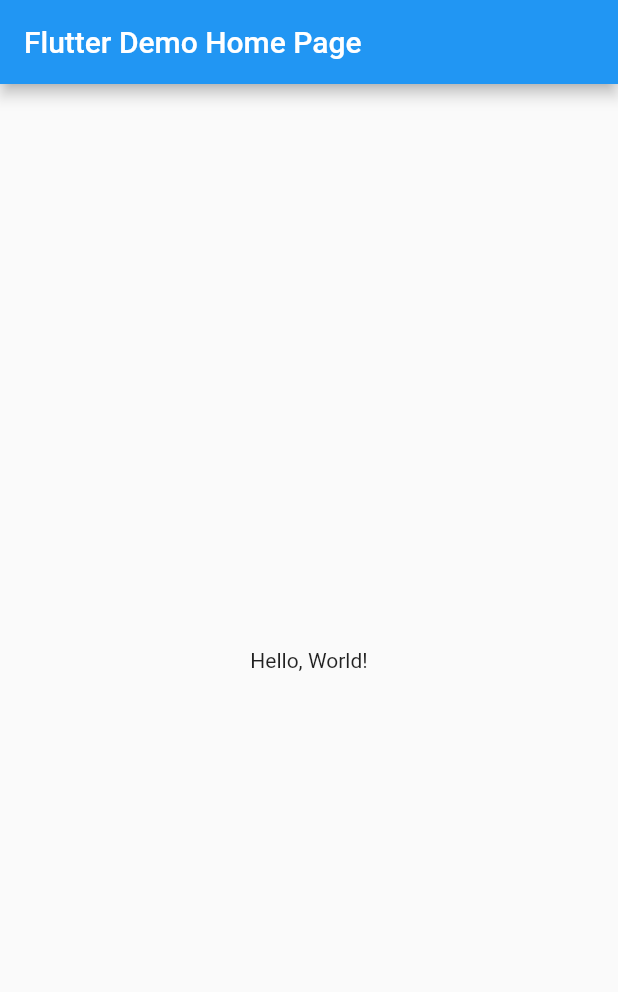
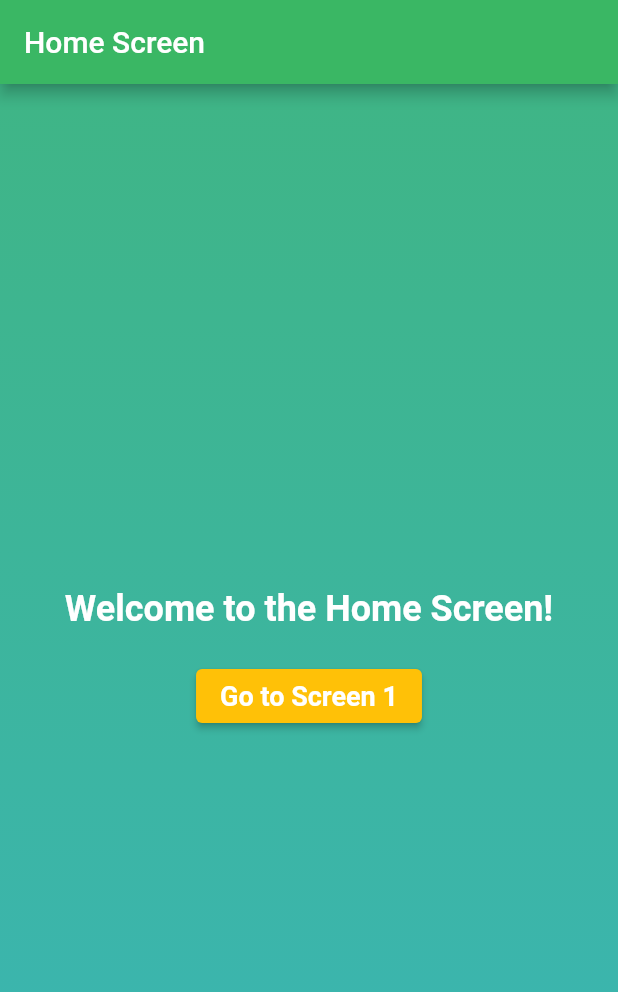
Before and after one commit to Mukhammadjon2002/Homework3, a Flutter app: the screen it shows after launch, on a phone screen of 412 x 824 dp. Shown: the top 992 px of the screen. Run offline on Flutter 3.47's test engine with Material 2 defaults, Android fonts, the phone set to English and light mode, and no system bars.

Commit message:
Update main.dart

```diff
--- a/lib/main.dart
+++ b/lib/main.dart
@@ -1,42 +1,150 @@
 import 'package:flutter/material.dart';
 
-void main() => runApp(MyApp());
+void main() {
+  runApp(MyApp());
+}
 
 class MyApp extends StatelessWidget {
-  const MyApp({super.key});
-  // This widget is the root of your application.
   @override
   Widget build(BuildContext context) {
     return MaterialApp(
-      // Application name
-      title: 'Flutter Hello World',
-      // Application theme data, you can set the colors for the application as
-      // you want
-      theme: ThemeData(
-        primarySwatch: Colors.blue,
-      ),
-      // A widget which will be started on application startup
-      home: MyHomePage(title: 'Flutter Demo Home Page'),
+      title: 'HW3',
+      initialRoute: '/home',
+      routes: {
+        '/home': (context) => HomeScreen(),
+        '/screen1': (context) => Screen1(),
+        '/screen2': (context) => Screen2(),
+        '/screen3': (context) => Screen3(),
+        '/screen4': (context) => Screen4(),
+      },
     );
   }
 }
 
-class MyHomePage extends StatelessWidget {
-  final String title;
-  const MyHomePage({super.key, required this.title});
-
+class HomeScreen extends StatelessWidget {
   @override
   Widget build(BuildContext context) {
     return Scaffold(
       appBar: AppBar(
-        // The title text which will be shown on the action bar
-        title: Text(title),
+        title: Text('Home Screen'),
+        backgroundColor: const Color.fromARGB(255, 58, 183, 100),
       ),
-      body: Center(
-        child: Text(
-          'Hello, World!',
+      body: Container(
+        decoration: BoxDecoration(
+          gradient: LinearGradient(
+            colors: [
+              const Color.fromARGB(255, 63, 181, 134),
+              Color.fromARGB(255, 58, 181, 183)
+            ],
+            begin: Alignment.topCenter,
+            end: Alignment.bottomCenter,
+          ),
+        ),
+        child: Center(
+          child: Column(
+            mainAxisAlignment: MainAxisAlignment.center,
+            children: [
+              Text(
+                'Welcome to the Home Screen!',
+                style: TextStyle(
+                  fontSize: 24,
+                  fontWeight: FontWeight.bold,
+                  color: Colors.white,
+                ),
+              ),
+              SizedBox(height: 20),
+              ElevatedButton(
+                onPressed: () {
+                  Navigator.pushNamed(context, '/screen1');
+                },
+                style: ElevatedButton.styleFrom(
+                  primary: Colors.amber,
+                ),
+                child: Text(
+                  'Go to Screen 1',
+                  style: TextStyle(
+                    fontSize: 18,
+                    fontWeight: FontWeight.bold,
+                    color: Colors.white,
+                  ),
+                ),
+              ),
+            ],
+          ),
         ),
       ),
     );
   }
 }
+
+class Screen1 extends StatelessWidget {
+  @override
+  Widget build(BuildContext context) {
+    return Scaffold(
+      appBar: AppBar(
+        title: Text('Screen 1'),
+        backgroundColor: Colors.blue,
+      ),
+      body: Center(
+        child: Text(
+          'This is Screen 1',
+          style: TextStyle(fontSize: 24),
+        ),
+      ),
+    );
+  }
+}
+
+class Screen2 extends StatelessWidget {
+  @override
+  Widget build(BuildContext context) {
+    return Scaffold(
+      appBar: AppBar(
+        title: Text('Screen 2'),
+        backgroundColor: Colors.red,
+      ),
+      body: Center(
+        child: Text(
+          'This is Screen 2',
+          style: TextStyle(fontSize: 24),
+        ),
+      ),
+    );
+  }
+}
+
+class Screen3 extends StatelessWidget {
+  @override
+  Widget build(BuildContext context) {
+    return Scaffold(
+      appBar: AppBar(
+        title: Text('Screen 3'),
+        backgroundColor: Colors.green,
+      ),
+      body: Center(
+        child: Text(
+          'This is Screen 3',
+          style: TextStyle(fontSize: 24),
+        ),
+      ),
+    );
+  }
+}
+
+class Screen4 extends StatelessWidget {
+  @override
+  Widget build(BuildContext context) {
+    return Scaffold(
+      appBar: AppBar(
+        title: Text('Screen 4'),
+        backgroundColor: Colors.orange,
+      ),
+      body: Center(
+        child: Text(
+          'This is Screen 4',
+          style: TextStyle(fontSize: 24),
+        ),
+      ),
+    );
+  }
+}
```
